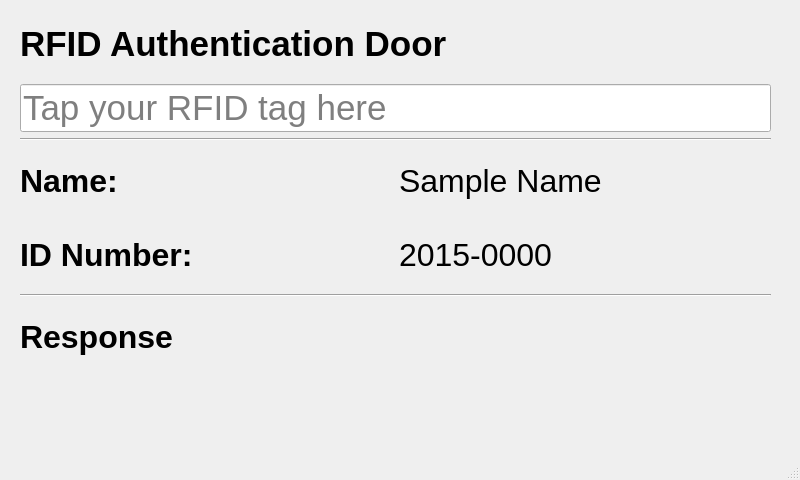
First picture: the form in rfid.ui, repository johnsolomon111/PyQt5_rfid, before the edit.
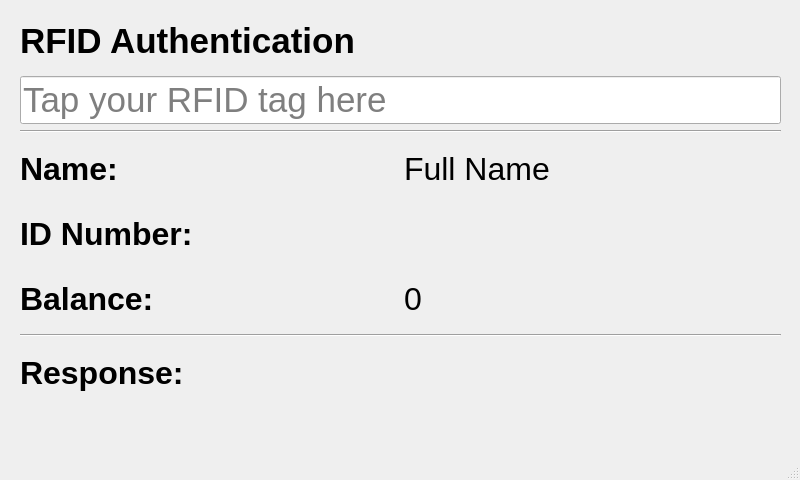
Second picture: the form after the edit.

What changed in the file:
```diff
--- a/rfid.ui
+++ b/rfid.ui
@@ -30,9 +30,9 @@
     <property name="geometry">
      <rect>
       <x>20</x>
-      <y>10</y>
-      <width>751</width>
-      <height>361</height>
+      <y>11</y>
+      <width>761</width>
+      <height>391</height>
      </rect>
     </property>
     <layout class="QVBoxLayout" name="verticalLayout">
@@ -46,7 +46,7 @@
         </font>
        </property>
        <property name="text">
-        <string>RFID Authentication Door</string>
+        <string>RFID Authentication</string>
        </property>
       </widget>
      </item>
@@ -93,7 +93,7 @@
           </font>
          </property>
          <property name="text">
-          <string>Sample Name</string>
+          <string>Full Name</string>
          </property>
         </widget>
        </item>
@@ -123,7 +123,40 @@
           </font>
          </property>
          <property name="text">
-          <string>2015-0000</string>
+          <string/>
+         </property>
+        </widget>
+       </item>
+      </layout>
+     </item>
+     <item>
+      <layout class="QHBoxLayout" name="horizontalLayout_3">
+       <item>
+        <widget class="QLabel" name="label_7">
+         <property name="font">
+          <font>
+           <pointsize>24</pointsize>
+           <weight>75</weight>
+           <bold>true</bold>
+          </font>
+         </property>
+         <property name="text">
+          <string>Balance: </string>
+         </property>
+        </widget>
+       </item>
+       <item>
+        <widget class="QLabel" name="label_8">
+         <property name="font">
+          <font>
+           <pointsize>24</pointsize>
+          </font>
+         </property>
+         <property name="layoutDirection">
+          <enum>Qt::RightToLeft</enum>
+         </property>
+         <property name="text">
+          <string>0</string>
          </property>
         </widget>
        </item>
@@ -137,6 +170,8 @@
       </widget>
      </item>
      <item>
+      <layout class="QHBoxLayout" name="horizontalLayout_4">
+       <item>
       <widget class="QLabel" name="label_4">
        <property name="font">
         <font>
@@ -146,9 +181,23 @@
         </font>
        </property>
        <property name="text">
-        <string>Response</string>
-       </property>
-      </widget>
+          <string>Response: </string>
+         </property>
+        </widget>
+       </item>
+       <item>
+        <widget class="QLabel" name="label_9">
+         <property name="font">
+          <font>
+           <pointsize>24</pointsize>
+          </font>
+         </property>
+         <property name="text">
+          <string/>
+         </property>
+        </widget>
+       </item>
+      </layout>
      </item>
     </layout>
    </widget>
```
Lines whose indentation alone changed are shown as unchanged.
